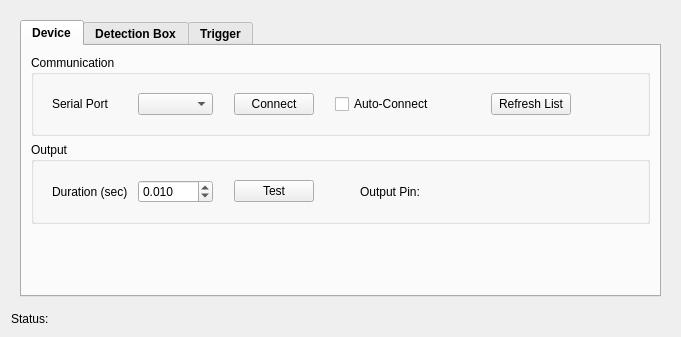
This is src/plugin/grab_detector/grab_detector_plugin.ui in janelia-idf/bias as Qt 5 draws it before an edit. The edited form follows.
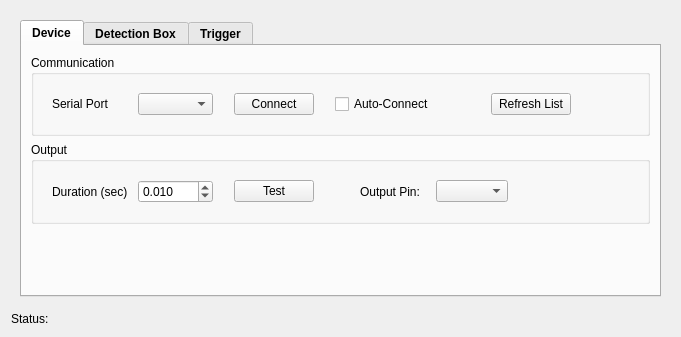
This is the edited form. Custom widgets are drawn as their Qt base class.

Commit message: Worked on adding ability to set DIO pin for grab detector plugin.

Diff of the .ui file:
```diff
--- a/src/plugin/grab_detector/grab_detector_plugin.ui
+++ b/src/plugin/grab_detector/grab_detector_plugin.ui
@@ -342,7 +342,7 @@
                   </property>
                   <property name="minimumSize">
                    <size>
-                    <width>80</width>
+                    <width>70</width>
                     <height>0</height>
                    </size>
                   </property>
@@ -353,10 +353,13 @@
                    </size>
                   </property>
                   <property name="text">
-                   <string>Output Pin: </string>
+                   <string>Output Pin:</string>
                   </property>
                  </widget>
                 </item>
+                <item>
+                 <widget class="QComboBox" name="outputPinComboBoxPtr"/>
+                </item>
                 <item>
                  <spacer name="horizontalSpacer_14">
                   <property name="orientation">
```
The commit also changes 10 other files.
